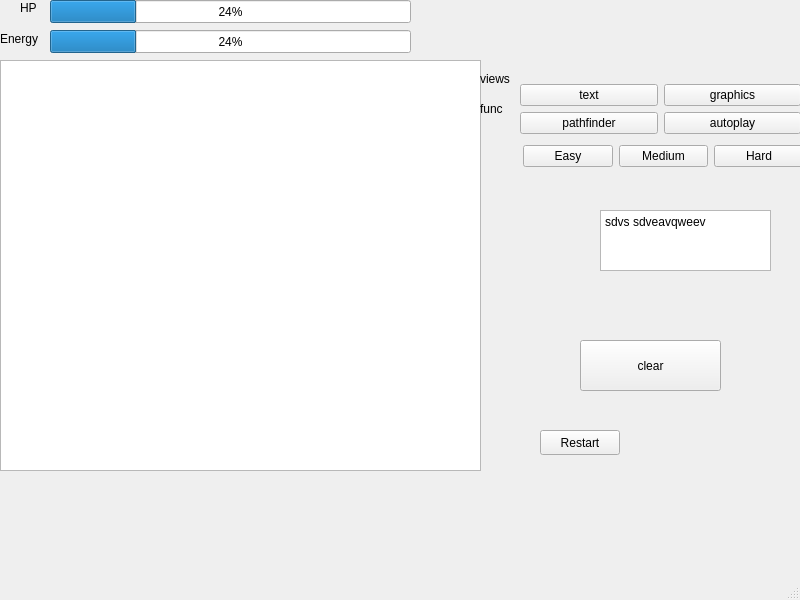
chengzhideng2022/media-process, file Desktop/simple/mainwindow.ui: the form before one commit.
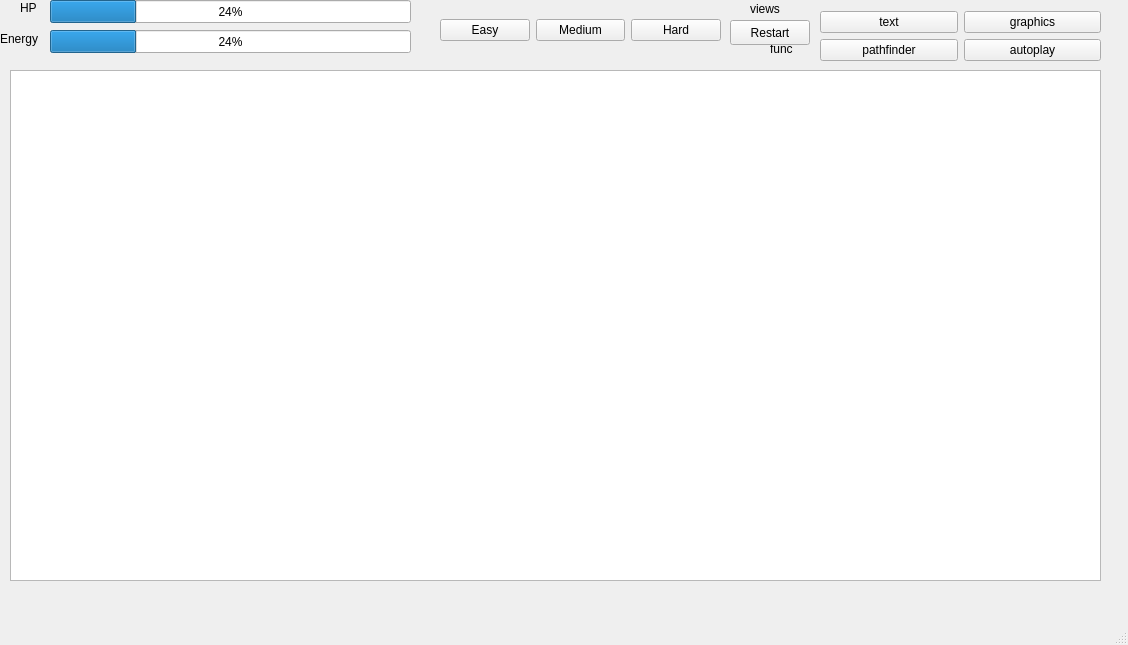
The form after the commit.

Diff of the .ui file:
```diff
--- a/Desktop/simple/mainwindow.ui
+++ b/Desktop/simple/mainwindow.ui
@@ -6,45 +6,14 @@
    <rect>
     <x>0</x>
     <y>0</y>
-    <width>800</width>
-    <height>600</height>
+    <width>1128</width>
+    <height>645</height>
    </rect>
   </property>
   <property name="windowTitle">
    <string>MainWindow</string>
   </property>
   <widget class="QWidget" name="centralwidget">
-   <widget class="QTextEdit" name="textEdit">
-    <property name="geometry">
-     <rect>
-      <x>600</x>
-      <y>210</y>
-      <width>171</width>
-      <height>61</height>
-     </rect>
-    </property>
-    <property name="html">
-     <string>&lt;!DOCTYPE HTML PUBLIC &quot;-//W3C//DTD HTML 4.0//EN&quot; &quot;http://www.w3.org/TR/REC-html40/strict.dtd&quot;&gt;
-&lt;html&gt;&lt;head&gt;&lt;meta name=&quot;qrichtext&quot; content=&quot;1&quot; /&gt;&lt;meta charset=&quot;utf-8&quot; /&gt;&lt;style type=&quot;text/css&quot;&gt;
-p, li { white-space: pre-wrap; }
-hr { height: 1px; border-width: 0; }
-&lt;/style&gt;&lt;/head&gt;&lt;body style=&quot; font-family:'Sans Serif'; font-size:9pt; font-weight:400; font-style:normal;&quot;&gt;
-&lt;p style=&quot; margin-top:0px; margin-bottom:0px; margin-left:0px; margin-right:0px; -qt-block-indent:0; text-indent:0px;&quot;&gt;sdvs sdveavqweev&lt;/p&gt;&lt;/body&gt;&lt;/html&gt;</string>
-    </property>
-   </widget>
-   <widget class="QPushButton" name="pushButton">
-    <property name="geometry">
-     <rect>
-      <x>580</x>
-      <y>340</y>
-      <width>141</width>
-      <height>51</height>
-     </rect>
-    </property>
-    <property name="text">
-     <string>clear</string>
-    </property>
-   </widget>
    <widget class="QProgressBar" name="HPBar">
     <property name="geometry">
      <rect>
@@ -100,18 +69,18 @@
    <widget class="QGraphicsView" name="gameView">
     <property name="geometry">
      <rect>
-      <x>0</x>
-      <y>60</y>
-      <width>481</width>
-      <height>411</height>
-     </rect>
-    </property>
-   </widget>
-   <widget class="QLabel" name="label_3">
-    <property name="geometry">
-     <rect>
-      <x>480</x>
+      <x>10</x>
       <y>70</y>
+      <width>1091</width>
+      <height>511</height>
+     </rect>
+    </property>
+   </widget>
+   <widget class="QLabel" name="label_3">
+    <property name="geometry">
+     <rect>
+      <x>750</x>
+      <y>0</y>
       <width>54</width>
       <height>17</height>
      </rect>
@@ -123,8 +92,8 @@
    <widget class="QLabel" name="label_4">
     <property name="geometry">
      <rect>
-      <x>480</x>
-      <y>100</y>
+      <x>770</x>
+      <y>40</y>
       <width>54</width>
       <height>17</height>
      </rect>
@@ -136,8 +105,8 @@
    <widget class="QPushButton" name="pushButton_9">
     <property name="geometry">
      <rect>
-      <x>540</x>
-      <y>430</y>
+      <x>730</x>
+      <y>20</y>
       <width>80</width>
       <height>25</height>
      </rect>
@@ -149,8 +118,8 @@
    <widget class="QWidget" name="layoutWidget">
     <property name="geometry">
      <rect>
-      <x>523</x>
-      <y>136</y>
+      <x>440</x>
+      <y>10</y>
       <width>281</width>
       <height>41</height>
      </rect>
@@ -182,8 +151,8 @@
    <widget class="QWidget" name="layoutWidget">
     <property name="geometry">
      <rect>
-      <x>520</x>
-      <y>63</y>
+      <x>820</x>
+      <y>-10</y>
       <width>281</width>
       <height>93</height>
      </rect>
```
Left out of the diff: 37 changed lines with no effect on the pictures.
